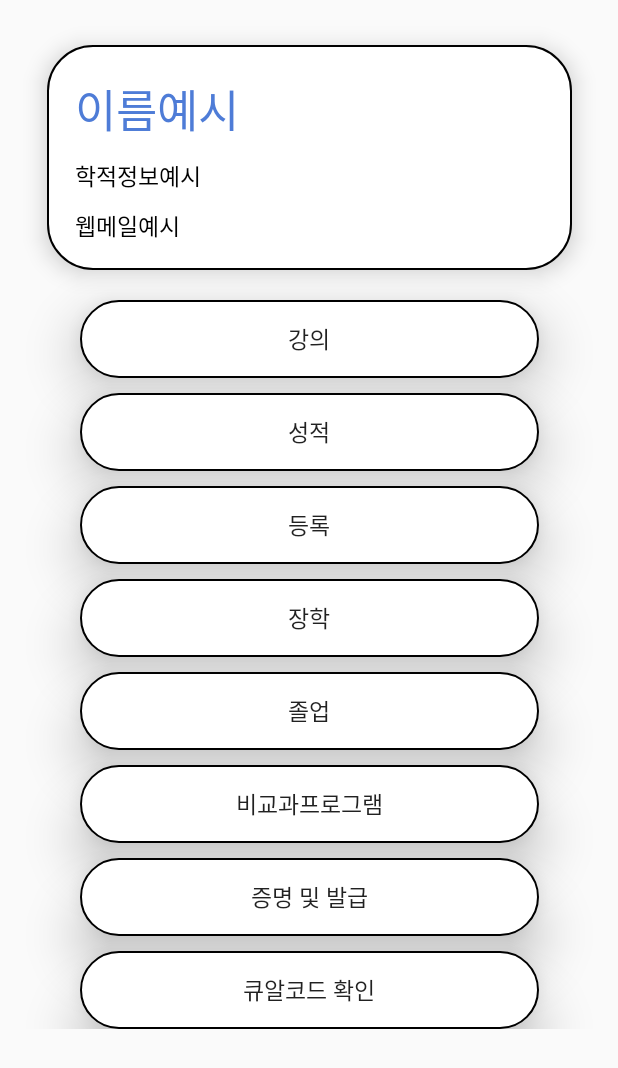
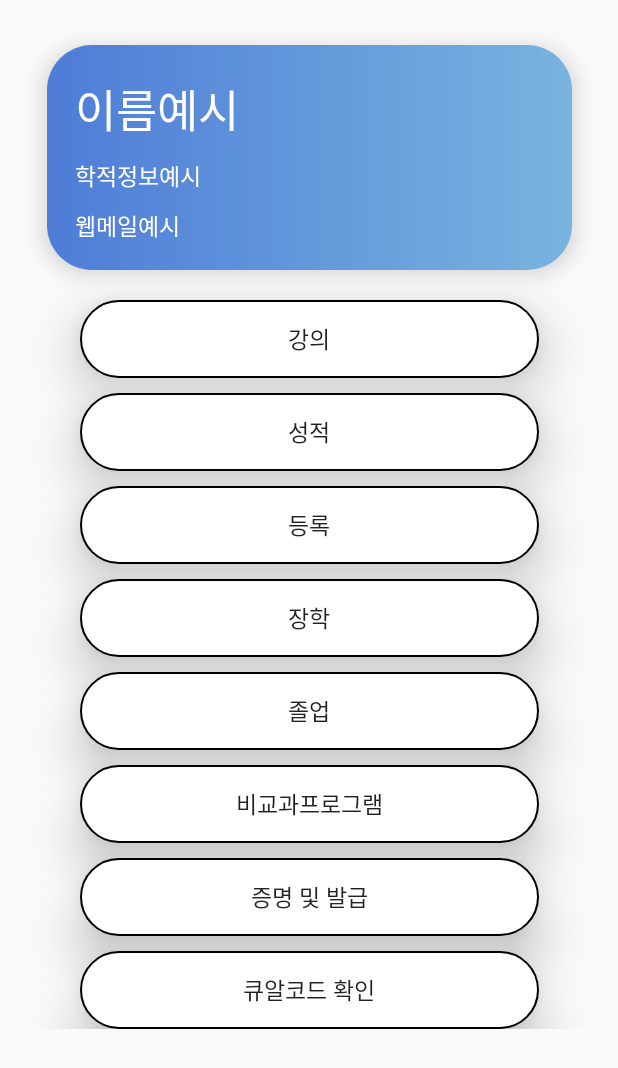
Before and after one commit to dongbin98/SKUP_Project, an Android app: the layout menu_form.xml on its own in the app's theme, with its tools: preview values and no code run, on a phone screen of 412 x 824 dp. Shown: the top 1068 px of the screen. Run offline under Robolectric (Android 15) with nearby library versions, the phone set to English and light mode, and no system bars.

Commit message:
Design change (Gradient)

```diff
--- /dev/null
+++ b/app/src/main/res/drawable/menu_card.xml
@@ -0,0 +1,11 @@
+<?xml version="1.0" encoding="utf-8"?>
+<shape xmlns:android="http://schemas.android.com/apk/res/android"
+    android:padding="10dp"
+    android:shape="rectangle">
+    <gradient
+        android:angle="0"
+        android:type="linear"
+        android:startColor="@color/cardgridentStartColor"
+        android:endColor="@color/cardgridentEndColor"/>
+    <corners android:radius="30dp"/>
+</shape>
--- a/app/src/main/res/layout/menu_form.xml
+++ b/app/src/main/res/layout/menu_form.xml
@@ -16,7 +16,7 @@
             android:id="@+id/infoView"
             android:layout_width="350dp"
             android:layout_height="150dp"
-            android:background="@drawable/boxframe"
+            android:background="@drawable/menu_card"
             android:elevation="9dp"
             android:layout_marginTop="30dp"
             app:layout_constraintLeft_toLeftOf="parent"
@@ -33,7 +33,7 @@
             android:elevation="10dp"
             android:textSize="30dp"
             android:fontFamily="@font/jalnan"
-            android:textColor="@color/MainColor"
+            android:textColor="@color/loginBtnColor"
             android:text="이름예시"
             app:layout_constraintTop_toTopOf="parent"
             app:layout_constraintLeft_toLeftOf="parent"/>
@@ -45,7 +45,7 @@
             android:layout_marginTop="10dp"
             android:elevation="10dp"
             android:textSize="15dp"
-            android:textColor="@color/black"
+            android:textColor="@color/loginBtnColor"
             android:text="학적정보예시"
             app:layout_constraintTop_toBottomOf="@+id/korName"
             app:layout_constraintLeft_toLeftOf="@id/korName"/>
@@ -57,7 +57,7 @@
             android:layout_marginTop="10dp"
             android:elevation="10dp"
             android:textSize="15dp"
-            android:textColor="@color/black"
+            android:textColor="@color/loginBtnColor"
             android:text="웹메일예시"
             app:layout_constraintTop_toBottomOf="@+id/college"
             app:layout_constraintLeft_toLeftOf="@id/korName"/>
--- a/app/src/main/res/values-night/colors.xml
+++ b/app/src/main/res/values-night/colors.xml
@@ -11,4 +11,6 @@
     <color name="tabSColor">#FF212124</color>
     <color name="tabUColor">#FF4D506A</color>
     <color name="loginBtnColor">#FFFFFFFF</color>
+    <color name="cardgridentStartColor">#FF526A98</color>
+    <color name="cardgridentEndColor">#FF2B3343</color>
 </resources>
--- a/app/src/main/res/values/colors.xml
+++ b/app/src/main/res/values/colors.xml
@@ -11,4 +11,6 @@
     <color name="tabSColor">#FFFFFFFF</color>
     <color name="tabUColor">#FFDBDCE5</color>
     <color name="loginBtnColor">#FFFFFFFF</color>
+    <color name="cardgridentStartColor">#FF4E7CD7</color>
+    <color name="cardgridentEndColor">#FF78B4DF</color>
 </resources>
```
